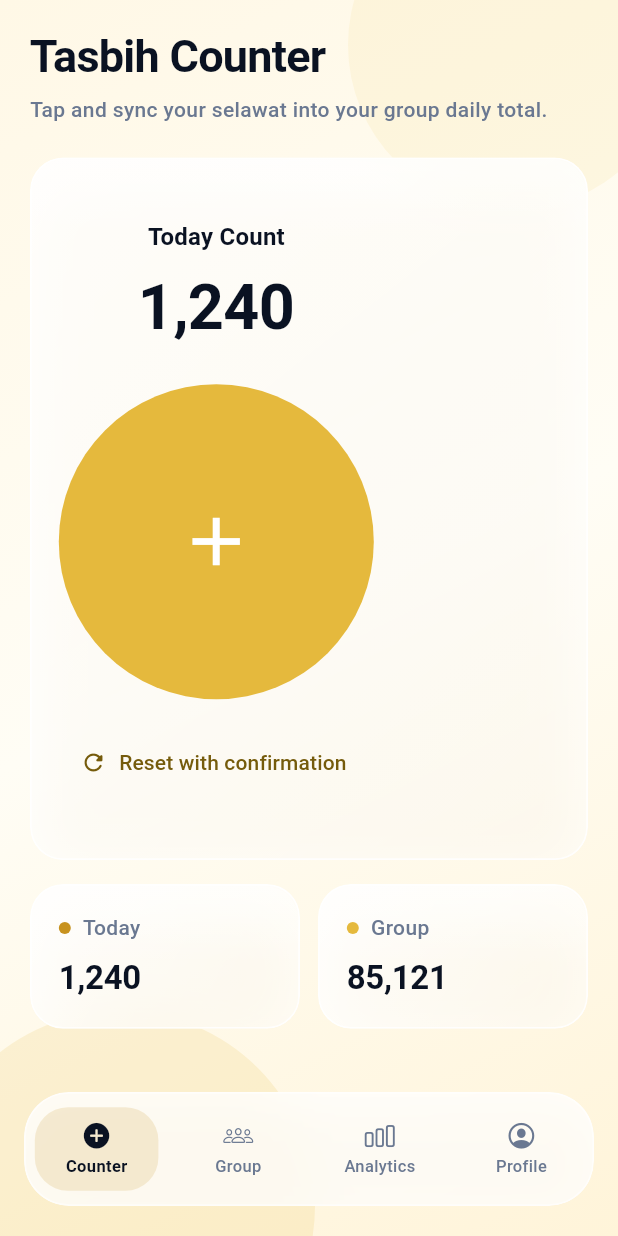
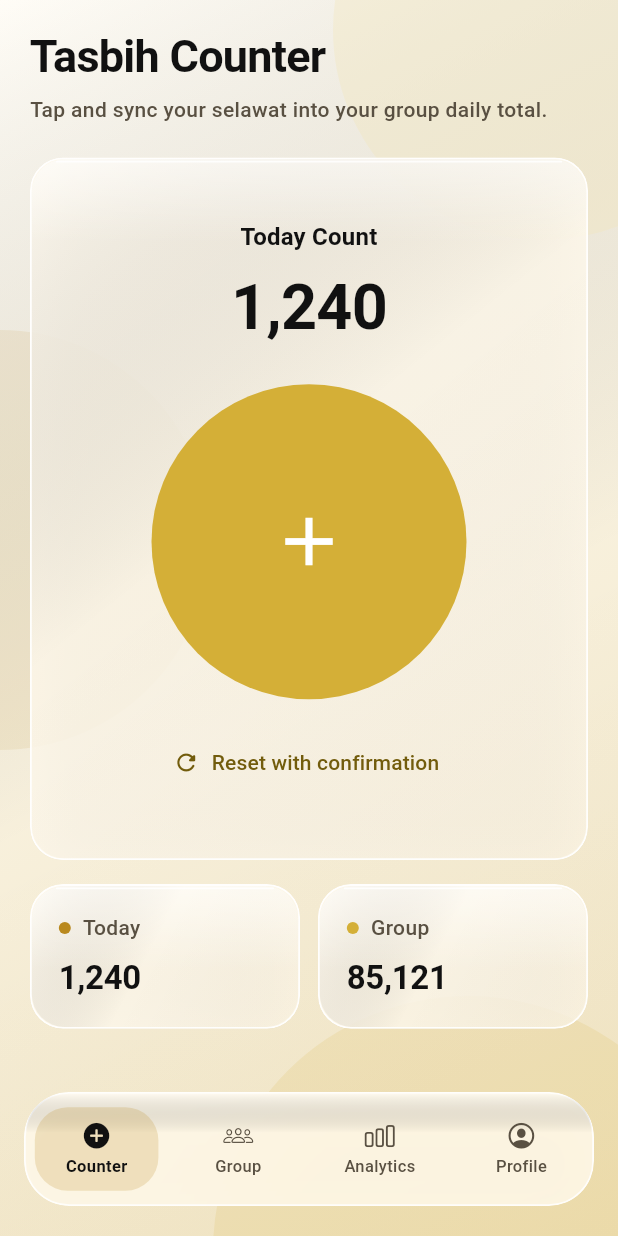
Before and after one commit to MuhaiminRoshaizad/SelawatHub, a Flutter app: the screen it shows after launch, on a phone screen of 412 x 824 dp. Run offline on Flutter 3.47's test engine with Material 3 defaults, Android fonts, the phone set to English and light mode, and no system bars.

Commit message:
refactor: revamp color choices and card design

```diff
--- a/lib/app/app_shell.dart
+++ b/lib/app/app_shell.dart
@@ -94,11 +94,11 @@ class _LiquidSignOutButton extends StatelessWidget {
     return ClipRRect(
       borderRadius: BorderRadius.circular(22),
       child: BackdropFilter(
-        filter: ImageFilter.blur(sigmaX: 14, sigmaY: 14),
+        filter: ImageFilter.blur(sigmaX: 20, sigmaY: 20),
         child: Material(
           color: isDark
-              ? AppColors.darkCard.withValues(alpha: 0.7)
-              : AppColors.white.withValues(alpha: 0.76),
+              ? AppColors.navGlassDark.withValues(alpha: 0.78)
+              : AppColors.navGlassLight.withValues(alpha: 0.82),
           shape: RoundedRectangleBorder(
             borderRadius: BorderRadius.circular(22),
             side: BorderSide(
@@ -156,11 +156,13 @@ class _LiquidTabBar extends StatelessWidget {
     return ClipRRect(
       borderRadius: BorderRadius.circular(30),
       child: BackdropFilter(
-        filter: ImageFilter.blur(sigmaX: 18, sigmaY: 18),
+        filter: ImageFilter.blur(sigmaX: 28, sigmaY: 28),
         child: Container(
           height: 76,
           decoration: BoxDecoration(
-            color: isDark ? AppColors.navGlassDark : AppColors.navGlassLight,
+            color: isDark
+                ? AppColors.navGlassDark.withValues(alpha: 0.86)
+                : AppColors.navGlassLight.withValues(alpha: 0.86),
             borderRadius: BorderRadius.circular(30),
             border: Border.all(
               color: isDark ? AppColors.navBorderDark : AppColors.navBorderLight,
@@ -175,7 +177,33 @@ class _LiquidTabBar extends StatelessWidget {
               ),
             ],
           ),
-          child: Row(
+          child: Stack(
+            children: [
+              Positioned(
+                left: 0,
+                right: 0,
+                top: 0,
+                child: IgnorePointer(
+                  child: Container(
+                    height: 26,
+                    decoration: BoxDecoration(
+                      borderRadius: BorderRadius.vertical(
+                        top: Radius.circular(30),
+                      ),
+                      gradient: LinearGradient(
+                        begin: Alignment.topCenter,
+                        end: Alignment.bottomCenter,
+                        colors: [
+                          AppColors.white
+                              .withValues(alpha: isDark ? 0.14 : 0.36),
+                          AppColors.transparent,
+                        ],
+                      ),
+                    ),
+                  ),
+                ),
+              ),
+              Row(
                 children: [
                   for (int i = 0; i < tabs.length; i++)
                     Expanded(
@@ -191,7 +219,7 @@ class _LiquidTabBar extends StatelessWidget {
                           ),
                           decoration: BoxDecoration(
                             color: i == currentIndex
-                            ? AppColors.ocean.withValues(alpha: 0.16)
+                                ? AppColors.ocean.withValues(alpha: 0.2)
                                 : AppColors.transparent,
                             borderRadius: BorderRadius.circular(22),
                           ),
@@ -199,10 +227,14 @@ class _LiquidTabBar extends StatelessWidget {
                             mainAxisAlignment: MainAxisAlignment.center,
                             children: [
                               Icon(
-                            i == currentIndex ? tabs[i].activeIcon : tabs[i].icon,
+                                i == currentIndex
+                                    ? tabs[i].activeIcon
+                                    : tabs[i].icon,
                                 size: 20,
                                 color: i == currentIndex
-                                ? (isDark ? AppColors.darkInk : AppColors.ink)
+                                    ? (isDark
+                                        ? AppColors.darkInk
+                                        : AppColors.ink)
                                     : (isDark
                                         ? AppColors.darkSlate
                                         : AppColors.slate),
@@ -216,7 +248,9 @@ class _LiquidTabBar extends StatelessWidget {
                                       ? FontWeight.w700
                                       : FontWeight.w500,
                                   color: i == currentIndex
-                                  ? (isDark ? AppColors.darkInk : AppColors.ink)
+                                      ? (isDark
+                                          ? AppColors.darkInk
+                                          : AppColors.ink)
                                       : (isDark
                                           ? AppColors.darkSlate
                                           : AppColors.slate),
@@ -229,6 +263,8 @@ class _LiquidTabBar extends StatelessWidget {
                     ),
                 ],
               ),
+            ],
+          ),
         ),
       ),
     );
--- a/lib/core/theme/colors.dart
+++ b/lib/core/theme/colors.dart
@@ -1,34 +1,34 @@
 import 'package:flutter/material.dart';
 
 class AppColors {
-  static const Color mint = Color(0xFFE5B93D);
-  static const Color sky = Color(0xFFF6DE95);
-  static const Color ocean = Color(0xFFC7921F);
-  static const Color ink = Color(0xFF0A1222);
-  static const Color slate = Color(0xFF6A7891);
-  static const Color card = Color(0xFFF2F7FF);
+  static const Color mint = Color(0xFFD4AF37);
+  static const Color sky = Color(0xFFF2E5B8);
+  static const Color ocean = Color(0xFFB9891E);
+  static const Color ink = Color(0xFF111111);
+  static const Color slate = Color(0xFF595042);
+  static const Color card = Color(0xFFFCF7EA);
   static const Color white = Color(0xFFFFFFFF);
   static const Color transparent = Color(0x00000000);
-  static const Color darkInk = Color(0xFFF0F5FF);
-  static const Color darkSlate = Color(0xFFA6B5CC);
-  static const Color darkSurface = Color(0xFF070E1A);
-  static const Color darkCard = Color(0xFF111D2E);
+  static const Color darkInk = Color(0xFFF6E8C3);
+  static const Color darkSlate = Color(0xFFC9B78A);
+  static const Color darkSurface = Color(0xFF080808);
+  static const Color darkCard = Color(0xFF14110A);
   static const Color danger = Color(0xFFFF3B30);
-  static const Color navGlassLight = Color(0xCCFFFFFF);
-  static const Color navGlassDark = Color(0xB3122135);
-  static const Color navBorderLight = Color(0x99FFFFFF);
-  static const Color navBorderDark = Color(0x5938506C);
+  static const Color navGlassLight = Color(0xCCFFF9EB);
+  static const Color navGlassDark = Color(0xCC171209);
+  static const Color navBorderLight = Color(0xD9FFFFFF);
+  static const Color navBorderDark = Color(0x66E0C98C);
 
   static const LinearGradient lightGradient = LinearGradient(
     begin: Alignment.topLeft,
     end: Alignment.bottomRight,
-    colors: [Color(0xFFFFF8E6), Color(0xFFFFFDF5), Color(0xFFFFF4D9)],
+    colors: [Color(0xFFFFFCF4), Color(0xFFF8F1DE), Color(0xFFF1E4C1)],
   );
 
   static const LinearGradient darkGradient = LinearGradient(
     begin: Alignment.topLeft,
     end: Alignment.bottomRight,
-    colors: [Color(0xFF120D04), Color(0xFF1B1408), Color(0xFF241A0B)],
+    colors: [Color(0xFF060606), Color(0xFF0F0C07), Color(0xFF181208)],
   );
 
   static LinearGradient backgroundGradientFor(Brightness brightness) {
--- a/lib/core/widgets/app_background.dart
+++ b/lib/core/widgets/app_background.dart
@@ -9,6 +9,7 @@ class AppBackground extends StatelessWidget {
   @override
   Widget build(BuildContext context) {
     final Brightness brightness = Theme.of(context).brightness;
+    final bool isDark = brightness == Brightness.dark;
 
     return DecoratedBox(
       decoration: BoxDecoration(
@@ -16,20 +17,44 @@ class AppBackground extends StatelessWidget {
       ),
       child: Stack(
         children: [
-          Positioned(
-            top: -80,
-            right: -40,
-            child: _blurBubble(
-              diameter: 220,
-              color: AppColors.sky.withValues(alpha: 0.18),
+          Positioned.fill(
+            child: DecoratedBox(
+              decoration: BoxDecoration(
+                gradient: LinearGradient(
+                  begin: Alignment.topLeft,
+                  end: Alignment.bottomRight,
+                  colors: [
+                    AppColors.white.withValues(alpha: isDark ? 0.03 : 0.24),
+                    AppColors.transparent.withValues(alpha: 0.0),
+                    AppColors.ocean.withValues(alpha: isDark ? 0.06 : 0.03),
+                  ],
+                  stops: const [0.0, 0.55, 1.0],
+                ),
+              ),
             ),
           ),
           Positioned(
-            bottom: -110,
-            left: -50,
+            top: -120,
+            right: -90,
             child: _blurBubble(
-              diameter: 260,
-              color: AppColors.mint.withValues(alpha: 0.15),
+              diameter: 280,
+              color: AppColors.sky.withValues(alpha: isDark ? 0.1 : 0.34),
+            ),
+          ),
+          Positioned(
+            top: 220,
+            left: -140,
+            child: _blurBubble(
+              diameter: 280,
+              color: AppColors.ocean.withValues(alpha: isDark ? 0.08 : 0.1),
+            ),
+          ),
+          Positioned(
+            bottom: -180,
+            right: -70,
+            child: _blurBubble(
+              diameter: 340,
+              color: AppColors.mint.withValues(alpha: isDark ? 0.1 : 0.14),
             ),
           ),
           SafeArea(child: child),
--- a/lib/core/widgets/blur_card.dart
+++ b/lib/core/widgets/blur_card.dart
@@ -1,5 +1,3 @@
-import 'dart:ui';
-
 import 'package:flutter/material.dart';
 import 'package:selawathub/core/theme/colors.dart';
 
@@ -19,51 +17,74 @@ class BlurCard extends StatelessWidget {
   Widget build(BuildContext context) {
     final Brightness brightness = Theme.of(context).brightness;
     final bool isDark = brightness == Brightness.dark;
+    final Color panelBase = isDark
+        ? const Color(0xCC15120C)
+        : const Color(0xE6FFF9EC);
+    final Color panelEdge = isDark
+        ? AppColors.white.withValues(alpha: 0.22)
+        : AppColors.white.withValues(alpha: 0.9);
+    final Color panelShadow = (isDark ? Colors.black : AppColors.ink)
+        .withValues(alpha: isDark ? 0.46 : 0.12);
 
     return ClipRRect(
       borderRadius: BorderRadius.circular(radius),
-      child: BackdropFilter(
-        filter: ImageFilter.blur(sigmaX: 16, sigmaY: 16),
       child: Container(
+        width: double.infinity,
         decoration: BoxDecoration(
           borderRadius: BorderRadius.circular(radius),
           gradient: LinearGradient(
             begin: Alignment.topLeft,
             end: Alignment.bottomRight,
-              colors: isDark
-                  ? [
-                      AppColors.white.withValues(alpha: 0.09),
-                      AppColors.darkCard.withValues(alpha: 0.48),
-                    ]
-                  : [
-                      AppColors.white.withValues(alpha: 0.86),
-                      AppColors.white.withValues(alpha: 0.56),
+            colors: [
+              panelBase.withValues(alpha: isDark ? 0.96 : 0.9),
+              panelBase.withValues(alpha: isDark ? 0.82 : 0.78),
             ],
           ),
           border: Border.all(
-              color: (isDark ? AppColors.white : AppColors.white)
-                  .withValues(alpha: isDark ? 0.18 : 0.85),
+            color: panelEdge,
             width: 1.2,
           ),
           boxShadow: [
             BoxShadow(
-                color: (isDark ? AppColors.ink : AppColors.ocean)
-                    .withValues(alpha: isDark ? 0.24 : 0.1),
+              color: panelShadow,
               blurRadius: 26,
-                spreadRadius: -8,
+              spreadRadius: -6,
               offset: const Offset(0, 12),
+            ),
+            BoxShadow(
+              color: AppColors.mint.withValues(alpha: isDark ? 0.08 : 0.05),
+              blurRadius: 30,
+              spreadRadius: -12,
+              offset: const Offset(0, 6),
             ),
           ],
         ),
         child: Stack(
           children: [
+            Positioned.fill(
+              child: DecoratedBox(
+                decoration: BoxDecoration(
+                  borderRadius: BorderRadius.circular(radius),
+                  gradient: LinearGradient(
+                    begin: Alignment.topLeft,
+                    end: Alignment.bottomRight,
+                    colors: [
+                      AppColors.white.withValues(alpha: isDark ? 0.05 : 0.22),
+                      AppColors.transparent,
+                      AppColors.ocean.withValues(alpha: isDark ? 0.06 : 0.03),
+                    ],
+                    stops: const [0.0, 0.45, 1.0],
+                  ),
+                ),
+              ),
+            ),
             Positioned(
               left: 0,
               right: 0,
               top: 0,
               child: IgnorePointer(
                 child: Container(
-                    height: 54,
+                  height: 56,
                   decoration: BoxDecoration(
                     borderRadius: BorderRadius.vertical(
                       top: Radius.circular(radius),
@@ -73,11 +94,25 @@ class BlurCard extends StatelessWidget {
                       end: Alignment.bottomCenter,
                       colors: [
                         AppColors.white.withValues(
-                            alpha: isDark ? 0.16 : 0.42,
+                          alpha: isDark ? 0.24 : 0.5,
                         ),
                         AppColors.white.withValues(alpha: 0.0),
                       ],
                     ),
+                  ),
+                ),
+              ),
+            ),
+            Positioned(
+              left: 16,
+              right: 16,
+              top: 1,
+              child: IgnorePointer(
+                child: Container(
+                  height: 1.2,
+                  decoration: BoxDecoration(
+                    borderRadius: BorderRadius.circular(999),
+                    color: AppColors.white.withValues(alpha: isDark ? 0.45 : 0.85),
                   ),
                 ),
               ),
@@ -89,7 +124,6 @@ class BlurCard extends StatelessWidget {
           ],
         ),
       ),
-      ),
     );
   }
 }
--- a/lib/features/counter/presentation/pages/counter_page.dart
+++ b/lib/features/counter/presentation/pages/counter_page.dart
@@ -55,16 +55,20 @@ class _CounterHero extends StatelessWidget {
   Widget build(BuildContext context) {
     return SizedBox(
       height: 430,
+      child: Center(
         child: Column(
-        mainAxisAlignment: MainAxisAlignment.center,
+          mainAxisSize: MainAxisSize.min,
+          crossAxisAlignment: CrossAxisAlignment.center,
           children: [
             Text(
               'Today Count',
+              textAlign: TextAlign.center,
               style: Theme.of(context).textTheme.titleMedium,
             ),
             const SizedBox(height: 8),
             Text(
               '1,240',
+              textAlign: TextAlign.center,
               style: Theme.of(context).textTheme.headlineMedium?.copyWith(
                     fontSize: 42,
                   ),
@@ -85,12 +89,18 @@ class _CounterHero extends StatelessWidget {
               ),
             ),
             const SizedBox(height: 18),
-          TextButton.icon(
+            SizedBox(
+              width: 220,
+              child: Center(
+                child: TextButton.icon(
                   onPressed: () {},
                   icon: const Icon(Icons.refresh_rounded),
                   label: const Text('Reset with confirmation'),
                 ),
+              ),
+            ),
           ],
+        ),
       ),
     );
   }
```
Also changed, not shown: pubspec.lock. Lines whose indentation alone changed are shown as unchanged.
